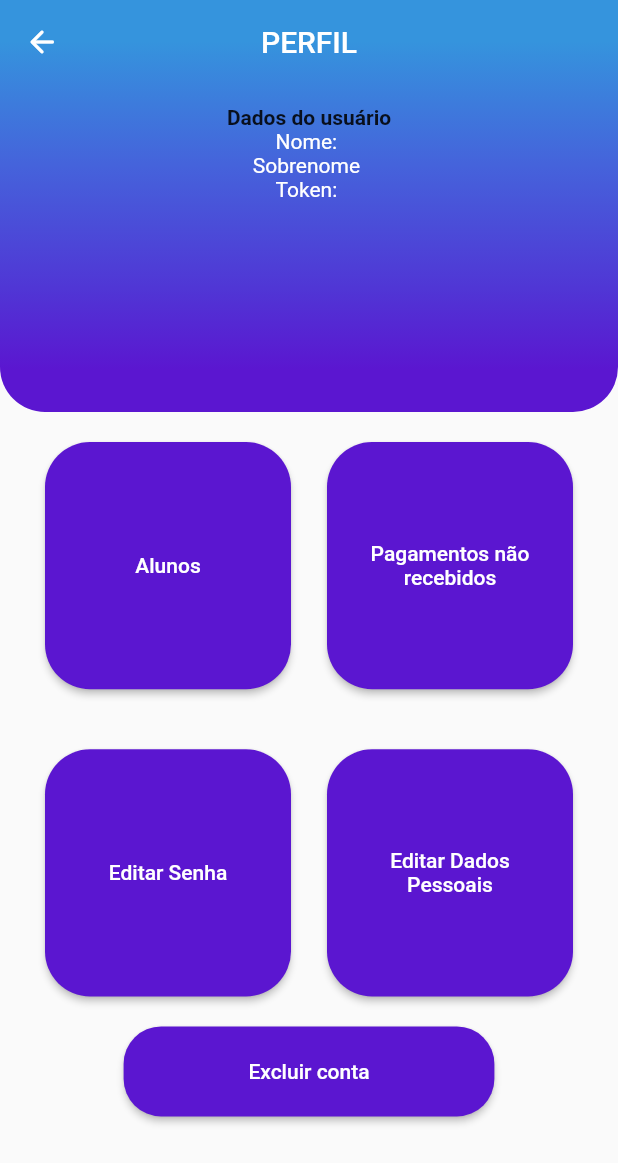
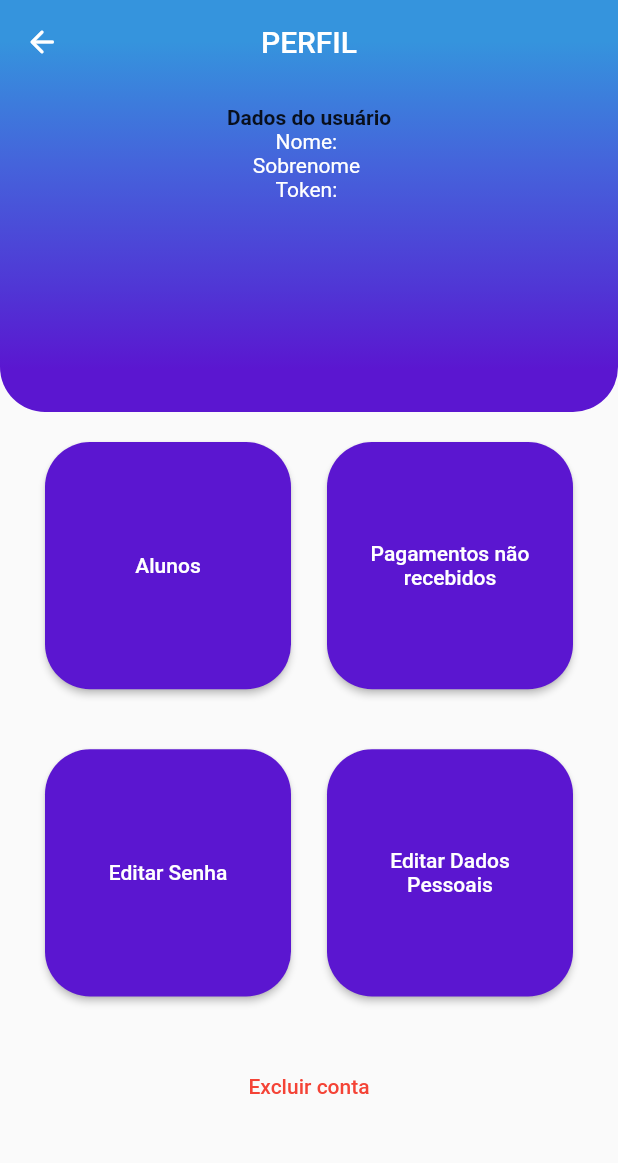
Before and after one commit to gableisure/easy_personal, a Flutter app: the ProfileTeacher screen opened by its route, on a phone screen of 412 x 824 dp. Shown: the top 1163 px of the screen. Run offline on Flutter 3.47's test engine with Material 2 defaults, Android fonts, the phone set to English and light mode, and no system bars; our stand-ins replace brasil_fields, google_fonts, shared_preferences, smooth_page_indicator; accounts and stored records are empty; statements that could not run were skipped.

Commit message:
[refactor]: troca do botão 'excluir conta' para TextButton

```diff
--- a/frontend/app_front/lib/screens/frontProfessor/profile.dart
+++ b/frontend/app_front/lib/screens/frontProfessor/profile.dart
@@ -240,20 +240,19 @@ class _ProfileTeacherState extends State<ProfileTeacher> {
                   ),
                 ],
               ),
-              SizedBox(height: 20),
+              SizedBox(height: 30),
               Container(
                 width: MediaQuery.of(context).size.width * .60,
                 height: 60,
                 child: SizedBox.expand(
-                  child: ElevatedButton(
-                    style: ElevatedButton.styleFrom(
-                      primary: Color(0xFF5B16D0),
-                      shape: new RoundedRectangleBorder(
-                        borderRadius: BorderRadius.all(Radius.circular(25),),
+                  child: TextButton(
+                    onPressed: (){},
+                    child: Text(
+                      "Excluir conta",
+                      style: TextStyle(
+                        color: Colors.red,
                       ),
                     ),
-                    child: Text("Excluir conta"),
-                    onPressed: (){},
                   ),
                 ),
               ),
```
